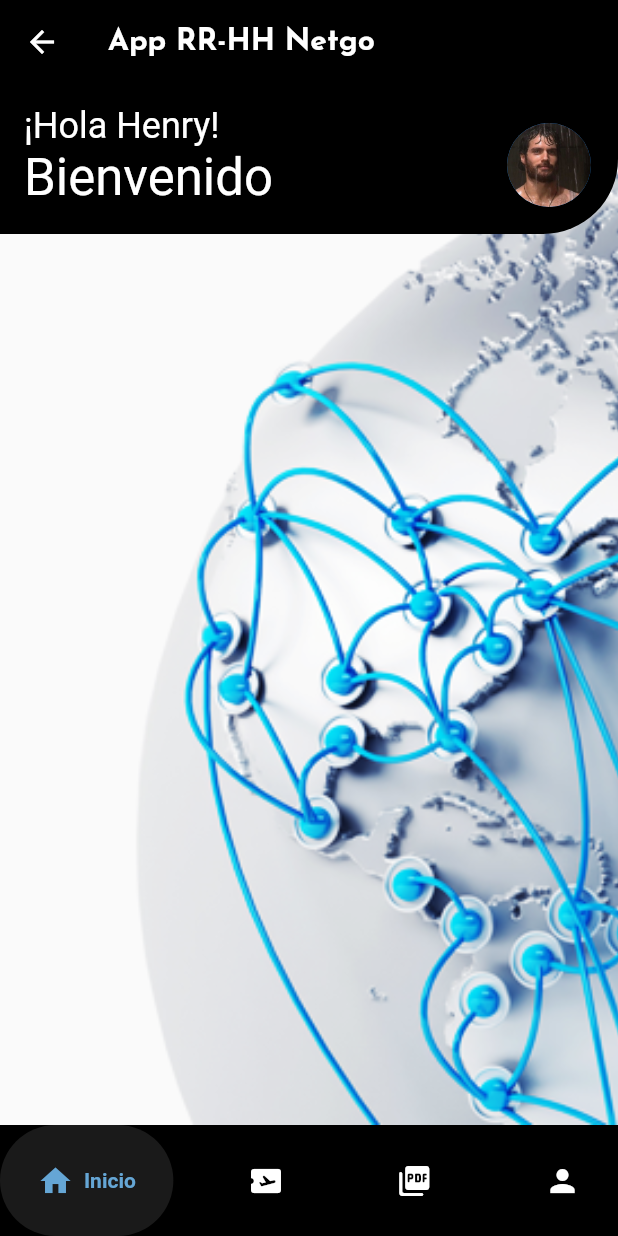
After one commit to Avilanthony/NetgoRRHH, a Flutter app: the Dashboard screen opened directly, on a phone screen of 412 x 824 dp. The commit adds this screen. Run offline on Flutter 3.47's test engine with Material 2 defaults, Android fonts, the phone set to English and light mode, and no system bars; drawn by our look-alikes of google_nav_bar; our stand-ins replace google_fonts.

Commit message:
Dashboard y perfil usuario

```diff
--- a/lib/main.dart
+++ b/lib/main.dart
@@ -1,13 +1,16 @@
 // ignore_for_file: use_key_in_widget_constructors, prefer_const_constructors, prefer_const_literals_to_create_immutables
 
 import 'package:flutter/material.dart';
+import 'package:recursos_humanos_netgo/widgets/dashboard.dart';
+import 'package:recursos_humanos_netgo/widgets/perfil_usuario.dart';
 
 void main() {
   runApp(
 
     MaterialApp(
       debugShowCheckedModeBanner: false,
-      home: HomePage(),
+      title: 'Netgo RRHH',
+      home: PerfilUsuario(),
     )
 
   );
--- /dev/null
+++ b/lib/widgets/dashboard.dart
@@ -0,0 +1,97 @@
+import 'package:flutter/material.dart';
+import 'package:google_fonts/google_fonts.dart';
+import 'package:google_nav_bar/google_nav_bar.dart';
+
+class Dashboard extends StatelessWidget {
+  const Dashboard({Key? key}) : super(key: key);
+
+  @override
+  Widget build(BuildContext context) {
+    return Scaffold(
+      appBar: AppBar(
+        backgroundColor: Colors.black,
+        title: Text.rich(
+          TextSpan(
+              text: 'App RR-HH Netgo',
+              style: GoogleFonts.josefinSans(
+                  fontSize: 20, fontWeight: FontWeight.bold)),
+          textAlign: TextAlign.center,
+        ),
+      ),
+      body: Stack(
+        children: [
+          Container(
+            decoration: const BoxDecoration(
+              image: DecorationImage(
+                image: AssetImage("assets/images/internet.png"),
+                fit: BoxFit.cover,
+              ),
+            ),
+          ),
+          ListView(
+            padding: EdgeInsets.zero,
+            children: [
+              Container(
+                height: 100,
+                decoration: const BoxDecoration(
+                  color: Colors.black,
+                  borderRadius: BorderRadius.only(
+                    bottomRight: Radius.circular(50),
+                    bottomLeft: Radius.circular(0),
+                  ),
+                ),
+                child: Column(
+                  children: [
+                    const SizedBox(height: 10),
+                    ListTile(
+                      title: Text('¡Hola Henry!',
+                          style: Theme.of(context)
+                              .textTheme
+                              .headlineSmall
+                              ?.copyWith(color: Colors.white)),
+                      subtitle: Text('Bienvenido',
+                          style: Theme.of(context)
+                              .textTheme
+                              .headlineMedium
+                              ?.copyWith(color: Colors.white)),
+                      trailing: const CircleAvatar(
+                        radius: 30,
+                        backgroundImage: AssetImage('assets/images/papi.jpg'),
+                      ),
+                    ),
+                  ],
+                ),
+              ),
+              // Otros elementos de la lista aquí
+            ],
+          ),
+        ],
+      ),
+      bottomNavigationBar: const GNav(
+        backgroundColor: Colors.black,
+        color: Colors.white,
+        activeColor: Color.fromARGB(255, 101, 166, 213),
+        tabBackgroundColor: Color.fromARGB(255, 26, 26, 26),
+        gap: 7,
+        tabs: [
+          GButton(
+            icon: Icons.home,
+            text: 'Inicio',
+          ),
+          GButton(
+            icon: Icons.airplane_ticket_rounded,
+            text: 'Ticket',
+          ),
+          GButton(
+            icon: Icons.picture_as_pdf_rounded,
+            text: 'Documentos',
+          ),
+          GButton(
+            icon: Icons.person,
+            text: 'Perfil',
+          ),
+        ],
+      ),
+    );
+  }
+}
--- a/pubspec.yaml
+++ b/pubspec.yaml
@@ -35,6 +35,9 @@ dependencies:
   # The following adds the Cupertino Icons font to your application.
   # Use with the CupertinoIcons class for iOS style icons.
   cupertino_icons: ^1.0.2
+  google_fonts: ^6.1.0
+  line_awesome_flutter: ^2.0.0
+  google_nav_bar: ^5.0.6
 
 dev_dependencies:
   flutter_test:
```
Also changed, not shown: lib/widgets/perfil_carta.dart (added, +45 -0 lines), lib/widgets/perfil_usuario.dart (added, +221 -0 lines), assets/images/internet.png (added), assets/images/papi.jpg (added), assets/images/scarleth.png (added), pubspec.lock, 1 other file.
